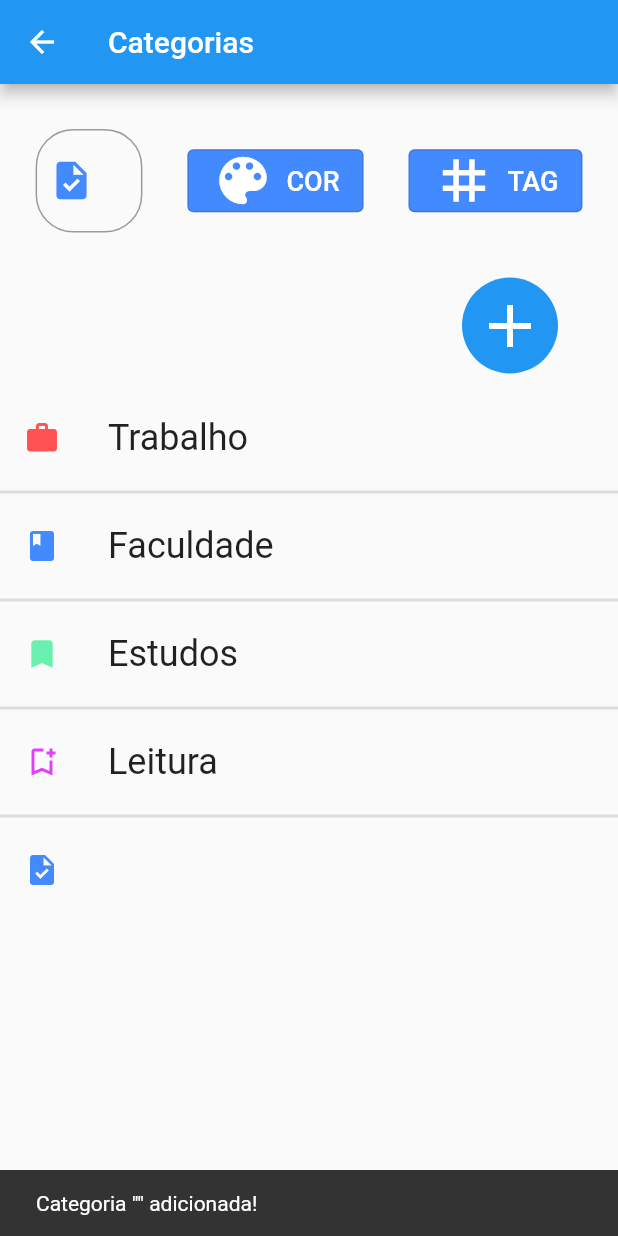
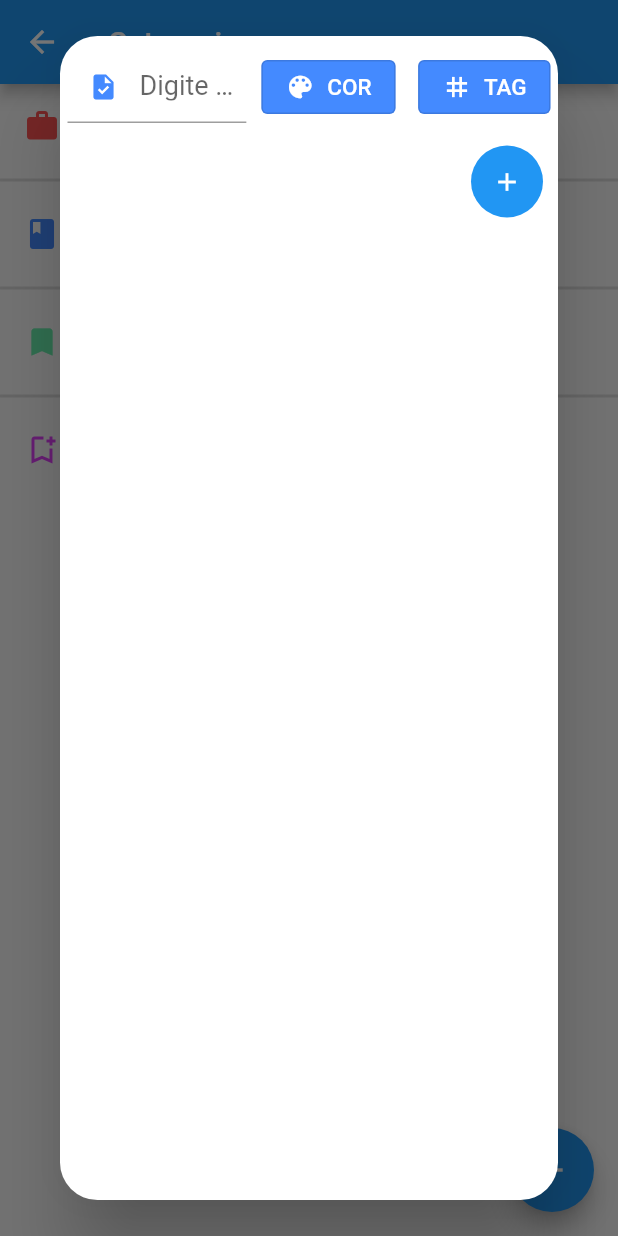
Before and after one commit to Wyru/saiko-task-time-tracker, a Flutter app: the CategoriesRoute screen opened by its route, after a tap on the "add" icon, on a phone screen of 412 x 824 dp. Run offline on Flutter 3.47's test engine with Material 2 defaults, Android fonts, the phone set to English and light mode, and no system bars; our stand-ins replace flutter_colorpicker; missing offline and left inert: bitsdojo_window, flutter_acrylic.

Commit message:
🚧muitas mudanças

```diff
--- a/lib/app/Categories/Categories.dart
+++ b/lib/app/Categories/Categories.dart
@@ -1,7 +1,7 @@
 import 'package:flutter/material.dart';
 import 'package:flutter_colorpicker/flutter_colorpicker.dart';
+import 'package:maidttt/data/dataAccessProvider.dart';
 import 'package:provider/provider.dart';
-import 'package:maidttt/data/DataAccessProvider.dart';
 import 'package:maidttt/model/TaskCategory.dart';
 
 class CategoriesRoute extends StatefulWidget {
@@ -20,117 +20,29 @@ class _CategoriesRouteState extends State<CategoriesRoute> {
   Widget build(BuildContext context) {
     var categories = Provider.of<DataAccessProvider>(context).categories;
 
+    return Consumer<DataAccessProvider>(
+        builder: (context, dataAccessProvider, child) {
       return Scaffold(
         appBar: AppBar(
           title: const Text('Categorias'),
         ),
+        floatingActionButton: FloatingActionButton(
+          onPressed: () {
+            openCreateModal(context, dataAccessProvider);
+          },
+          backgroundColor: Colors.blue,
+          child: const Icon(Icons.add),
+        ),
         body: Column(
           children: [
-          const SizedBox(height: 30),
-          Row(
-            mainAxisAlignment: MainAxisAlignment.center,
-            children: [
-              const Spacer(
-                flex: 1,
-              ),
-              Flexible(
-                flex: 3,
-                child: TextField(
-                  onChanged: (value) {
-                    setState(() {
-                      currentTaskName = value;
-                    });
-                  },
-                  onSubmitted: (value) {
-                    createCategory(context);
-                  },
-                  style: const TextStyle(
-                    fontSize: 25.0,
-                  ),
-                  decoration: InputDecoration(
-                    prefixIcon:
-                        Icon(currentIcon, color: currentColor, size: 30),
-                    fillColor: currentColor,
-                    hintText: 'Digite o nome da categoria a ser adicionada!',
-                    border: OutlineInputBorder(
-                        borderSide: const BorderSide(
-                            color: Colors.blueAccent, width: 32.0),
-                        borderRadius: BorderRadius.circular(25.0)),
-                  ),
-                ),
-              ),
-              const SizedBox(width: 30),
-              OutlinedButton.icon(
-                style: OutlinedButton.styleFrom(backgroundColor: currentColor),
-                label: Text('COR',
-                    style: TextStyle(
-                        fontSize: 18,
-                        color: currentColor.computeLuminance() > 0.5
-                            ? Colors.black
-                            : Colors.white)),
-                onPressed: () {
-                  openColorPicker(context);
-                },
-                icon: Icon(
-                  Icons.color_lens,
-                  color: currentColor.computeLuminance() > 0.5
-                      ? Colors.black
-                      : Colors.white,
-                  size: 42,
-                ),
-              ),
-              const SizedBox(width: 30),
-              OutlinedButton.icon(
-                style: OutlinedButton.styleFrom(backgroundColor: currentColor),
-                label: Text('TAG',
-                    style: TextStyle(
-                        fontSize: 18,
-                        color: currentColor.computeLuminance() > 0.5
-                            ? Colors.black
-                            : Colors.white)),
-                onPressed: () {},
-                icon: Icon(
-                  Icons.tag,
-                  color: currentColor.computeLuminance() > 0.5
-                      ? Colors.black
-                      : Colors.white,
-                  size: 42,
-                ),
-              ),
-              const Spacer(
-                flex: 1,
-              ),
-            ],
-          ),
-          const SizedBox(height: 30),
-          Row(
-            mainAxisAlignment: MainAxisAlignment.end,
-            children: [
-              Ink(
-                decoration: const ShapeDecoration(
-                  color: Colors.blue,
-                  shape: CircleBorder(),
-                ),
-                child: IconButton(
-                  iconSize: 48,
-                  color: Colors.white,
-                  onPressed: () {
-                    createCategory(context);
-                  },
-                  icon: const Icon(Icons.add),
-                ),
-              ),
-              const SizedBox(width: 40),
-            ],
-          ),
             Flexible(
               flex: 1,
               child: RefreshIndicator(
                 onRefresh: refresh,
                 child: ListView.separated(
-                padding: const EdgeInsets.only(top: 15.0),
                   itemCount: categories.length,
-                itemBuilder: buildItem,
+                  itemBuilder: (context, index) =>
+                      buildItem(context, index, dataAccessProvider),
                   separatorBuilder: (context, index) {
                     return const Divider(
                       thickness: 2,
@@ -142,10 +54,11 @@ class _CategoriesRouteState extends State<CategoriesRoute> {
           ],
         ),
       );
+    });
   }
 
-  Widget buildItem(context, index) {
-    var categories = Provider.of<DataAccessProvider>(context).categories;
+  Widget buildItem(context, index, DataAccessProvider dataAccessProvider) {
+    var categories = dataAccessProvider.categories;
 
     return Dismissible(
       key: Key(DateTime.now().millisecondsSinceEpoch.toString()),
@@ -160,11 +73,12 @@ class _CategoriesRouteState extends State<CategoriesRoute> {
         leading: Icon(categories[index].icon),
         title: Text(
           categories[index].name,
-          style: TextStyle(fontSize: 24),
+          style: const TextStyle(fontSize: 12),
         ),
         iconColor: categories[index].color,
       ),
-      onDismissed: (direction) => deleteCategory(direction, index, context),
+      onDismissed: (direction) =>
+          deleteCategory(direction, index, context, dataAccessProvider),
     );
   }
 
@@ -174,6 +88,123 @@ class _CategoriesRouteState extends State<CategoriesRoute> {
     setState(() {});
 
     return null;
+  }
+
+  void openCreateModal(
+      BuildContext context, DataAccessProvider dataAccessProvider) {
+    showDialog<String>(
+      context: context,
+      builder: (BuildContext context) {
+        return AlertDialog(
+          titlePadding: const EdgeInsets.all(0),
+          contentPadding: const EdgeInsets.all(0),
+          shape: const RoundedRectangleBorder(
+            borderRadius: BorderRadius.all(Radius.circular(25)),
+          ),
+          content: Column(
+            children: [
+              const SizedBox(height: 10),
+              Row(
+                mainAxisAlignment: MainAxisAlignment.center,
+                children: [
+                  const SizedBox(width: 5),
+                  Flexible(
+                    flex: 3,
+                    child: TextField(
+                      onChanged: (value) {
+                        setState(() {
+                          currentTaskName = value;
+                        });
+                      },
+                      onSubmitted: (value) {
+                        createCategory(context, dataAccessProvider);
+                      },
+                      style: const TextStyle(
+                        fontSize: 18,
+                      ),
+                      decoration: InputDecoration(
+                        prefixIcon:
+                            Icon(currentIcon, color: currentColor, size: 20),
+                        fillColor: currentColor,
+                        hintText:
+                            'Digite o nome da categoria a ser adicionada!',
+                        border: const UnderlineInputBorder(
+                          borderSide: BorderSide(
+                            width: 4,
+                          ),
+                        ),
+                      ),
+                    ),
+                  ),
+                  const SizedBox(width: 10),
+                  OutlinedButton.icon(
+                    style:
+                        OutlinedButton.styleFrom(backgroundColor: currentColor),
+                    label: Text('COR',
+                        style: TextStyle(
+                            fontSize: 15,
+                            color: currentColor.computeLuminance() > 0.5
+                                ? Colors.black
+                                : Colors.white)),
+                    onPressed: () {
+                      openColorPicker(context);
+                    },
+                    icon: Icon(
+                      Icons.color_lens,
+                      color: currentColor.computeLuminance() > 0.5
+                          ? Colors.black
+                          : Colors.white,
+                      size: 20,
+                    ),
+                  ),
+                  const SizedBox(width: 15),
+                  OutlinedButton.icon(
+                    style:
+                        OutlinedButton.styleFrom(backgroundColor: currentColor),
+                    label: Text('TAG',
+                        style: TextStyle(
+                            fontSize: 15,
+                            color: currentColor.computeLuminance() > 0.5
+                                ? Colors.black
+                                : Colors.white)),
+                    onPressed: () {},
+                    icon: Icon(
+                      Icons.tag,
+                      color: currentColor.computeLuminance() > 0.5
+                          ? Colors.black
+                          : Colors.white,
+                      size: 20,
+                    ),
+                  ),
+                  const SizedBox(width: 5),
+                ],
+              ),
+              const SizedBox(height: 15),
+              Row(
+                mainAxisAlignment: MainAxisAlignment.end,
+                children: [
+                  Ink(
+                    decoration: const ShapeDecoration(
+                      color: Colors.blue,
+                      shape: CircleBorder(),
+                    ),
+                    child: IconButton(
+                      iconSize: 20,
+                      color: Colors.white,
+                      onPressed: () {
+                        createCategory(context, dataAccessProvider);
+                      },
+                      icon: const Icon(Icons.add),
+                    ),
+                  ),
+                  const SizedBox(width: 10),
+                ],
+              ),
+            ],
+          ),
+        );
+      },
+    );
   }
 
   Future<String?> openColorPicker(BuildContext context) async {
@@ -201,18 +232,19 @@ class _CategoriesRouteState extends State<CategoriesRoute> {
               indicatorBorderRadius:
                   const BorderRadius.vertical(top: Radius.circular(25)),
             ),
-            ));
+          ),
+        );
       },
     );
     return category;
   }
 
-  void createCategory(context) {
-    var categories =
-        Provider.of<DataAccessProvider>(context, listen: false).categories;
+  void createCategory(context, DataAccessProvider dataAccessProvider) {
+    var categories = dataAccessProvider.categories;
 
     categories.add(TaskCategory(currentTaskName, currentColor, currentIcon));
-    setState(() {});
+
+    dataAccessProvider.notify();
 
     // validar valores
     // validar se já não existe uma categoria assim
@@ -226,15 +258,15 @@ class _CategoriesRouteState extends State<CategoriesRoute> {
     ScaffoldMessenger.of(context).showSnackBar(snackBar);
   }
 
-  void deleteCategory(direction, int index, BuildContext context) {
-    var categories =
-        Provider.of<DataAccessProvider>(context, listen: false).categories;
+  void deleteCategory(direction, int index, BuildContext context,
+      DataAccessProvider dataAccessProvider) {
+    var categories = dataAccessProvider.categories;
 
     final TaskCategory lastRemovedCategory = categories[index];
 
     categories.removeAt(index);
 
-    setState(() {});
+    dataAccessProvider.notify();
 
     final snackBar = SnackBar(
       content: Text("Categoria \"${lastRemovedCategory.name}\" removida!"),
--- a/lib/data/dataAccessProvider.dart
+++ b/lib/data/dataAccessProvider.dart
@@ -15,4 +15,8 @@
   List<Task> tasks = [];
 
   DataAccessProvider._();
+
+  void notify() {
+    notifyListeners();
+  }
 }
```
Also changed, not shown: lib/app/Drawer/Drawer.dart (+12 -12 lines), lib/app/Home/Home.dart (+17 -4 lines), lib/main.dart (+32 -7 lines), pubspec.yaml (+4 -3 lines), assets/images/remMaid.png (added), 4 other files. Lines whose indentation alone changed are shown as unchanged.
